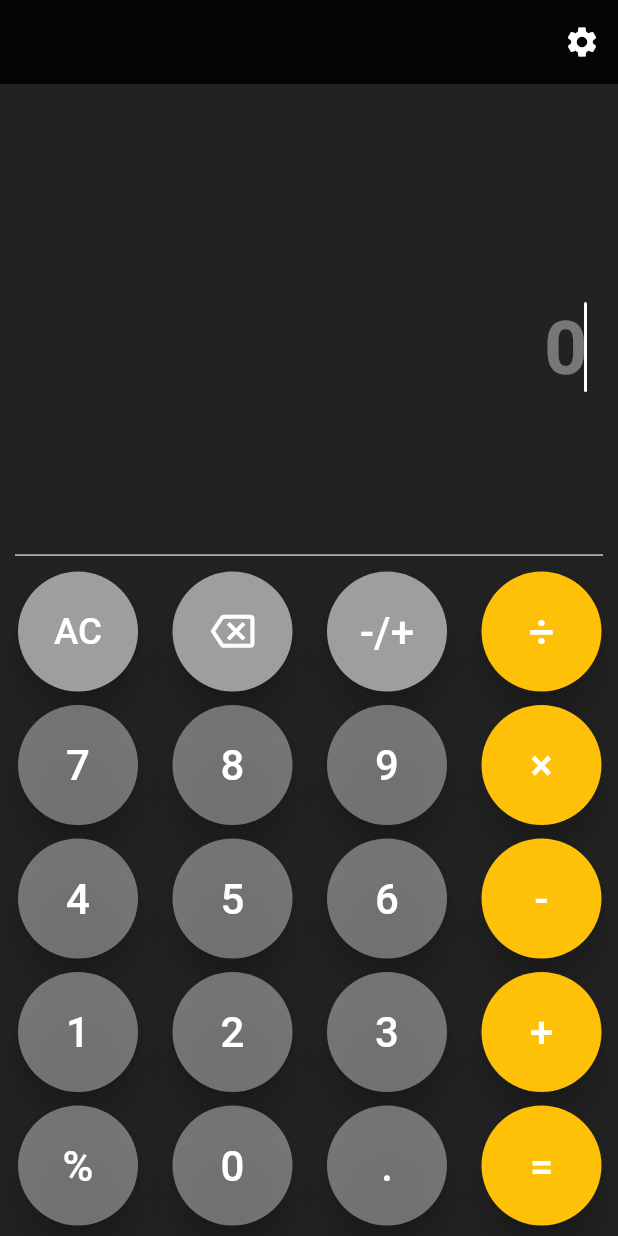
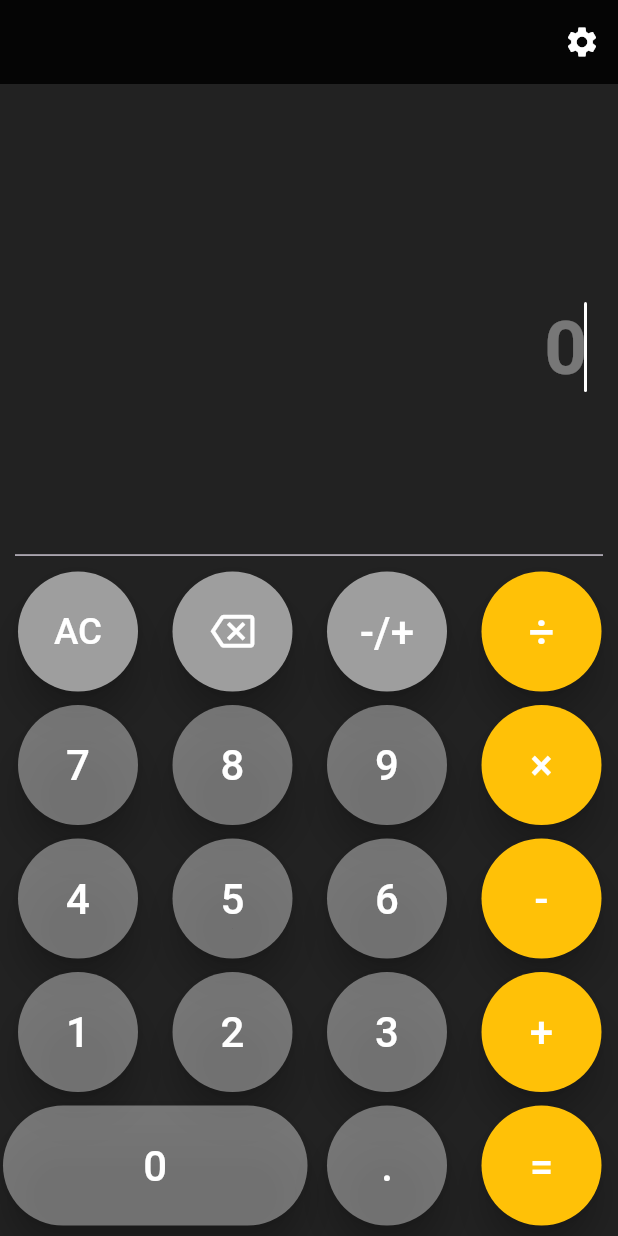
Before and after one commit to shu123684/Calculator, a Flutter app: the screen it shows after launch, after a tap on the "backspace" icon, on a phone screen of 412 x 824 dp. Run offline on Flutter 3.47's test engine with Material 3 defaults, Android fonts, the phone set to English and light mode, and no system bars; missing offline and left inert: function_tree.

Commit message:
Button space user-friendly

```diff
--- a/lib/button.dart
+++ b/lib/button.dart
@@ -11,7 +11,7 @@ class CustomCircleButton extends StatelessWidget {
   final double? width;
   final double? shape;
   final int? flex;
-  final VoidCallback? onClick;
+  final VoidCallback onClick;
 
   const CustomCircleButton({
     super.key,
@@ -25,7 +25,7 @@ class CustomCircleButton extends StatelessWidget {
     this.width,
     this.shape,
     this.flex,
-    this.onClick,
+    required this.onClick,
   });
 
   @override
@@ -43,7 +43,7 @@ class CustomCircleButton extends StatelessWidget {
           height: height,
           child: FloatingActionButton(
             onPressed: () {
-              onClick?.call();
+              onClick.call();
             },
 
             shape: shape == null
@@ -61,7 +61,7 @@ class CustomCircleButton extends StatelessWidget {
                       title ?? "",
                       style: TextStyle(
                         color: Theme.of(context).primaryColor,
-                        fontSize: font_size == null ? 25 : font_size,
+                        fontSize: font_size ?? 25,
                       ),
                     ),
                   )
@@ -69,13 +69,11 @@ class CustomCircleButton extends StatelessWidget {
                     // If icon data exists, show Icon
                     child: IconButton(
                       onPressed: (){
-                        onClick?.call();
+                        onClick.call();
                       },
                       icon: Icon(
                         icondata,
-                        size: icon_size == null
-                            ? 25
-                            : icon_size, // icondata is not null here
+                        size: icon_size ?? 25, // icondata is not null here
                         color: Theme.of(context).primaryColor, // Style your icon
                       ),
                     ),
--- a/lib/calculatorScreen.dart
+++ b/lib/calculatorScreen.dart
@@ -318,16 +318,9 @@ class _calculatorScreenState extends State<calculatorScreen> {
                   // !st Container
                   children: [
                     CustomCircleButton(
-                      title: Btn.per,
-                      font_size: 28,
-                      color: Colors.white38,
-                      height: btnHeight,
-                      onClick: () {
-                        buttonTap(Btn.per);
-                      },
-                    ),
-                    CustomCircleButton(
                       title: Btn.n0,
+                      flex: 2,
+                      shape: 60,
                       font_size: 28,
                       color: Colors.white38,
                       height: btnHeight,
@@ -340,7 +333,6 @@ class _calculatorScreenState extends State<calculatorScreen> {
                       font_size: 28,
                       color: Colors.white38,
                       height: btnHeight,
-
                       onClick: () {
                         buttonTap(Btn.dot);
                       },
@@ -374,9 +366,6 @@ class _calculatorScreenState extends State<calculatorScreen> {
       return;
     } else if (value == Btn.negpos) {
       negpos();
-      return;
-    } else if (value == Btn.per) {
-      percentage();
       return;
     } else if (value == Btn.calculate) {
       calculate();
@@ -507,18 +496,6 @@ class _calculatorScreenState extends State<calculatorScreen> {
     });
   }
 
-  void percentage() {
-    if (_displayController.text == "") return;
-    _displayController.text = "(${_displayController.text})%";
-
-    double num = _displayController.text.interpret().toDouble() / 100;
-    _resultController.text = num.toString();
-
-    setState(() {
-      update_resultController();
-    });
-  }
-
   bool dotCheck() {
     if (!_displayController.text.contains(Btn.dot)) return false;
     int i = _displayController.selection.baseOffset - 1;
```
